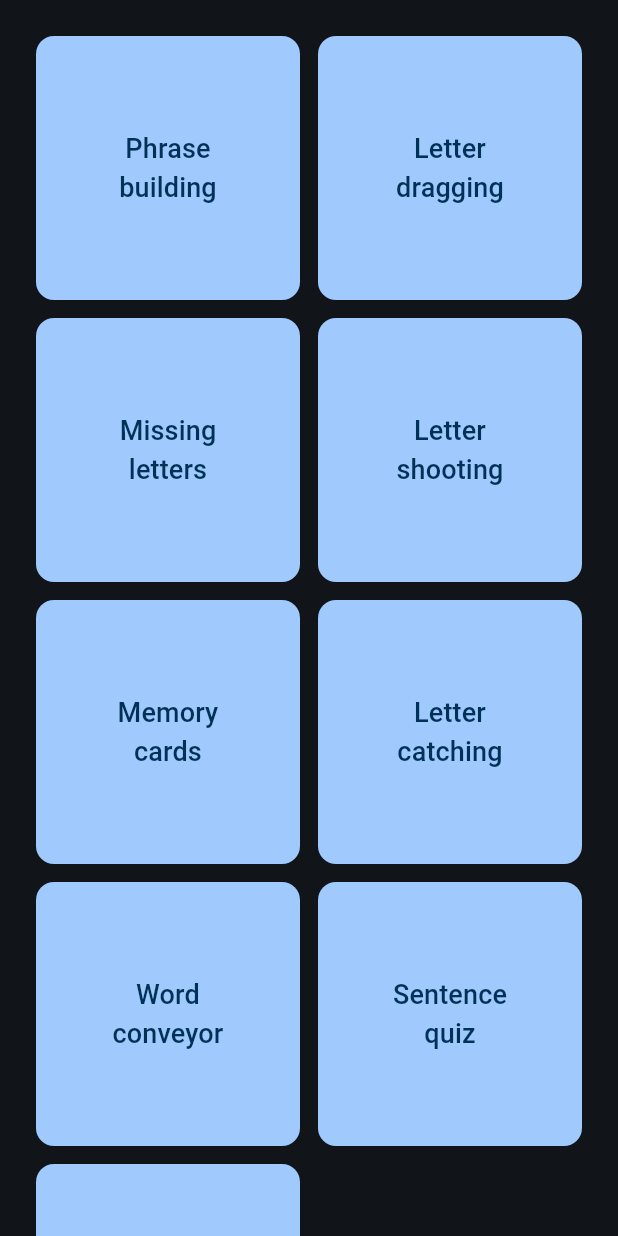
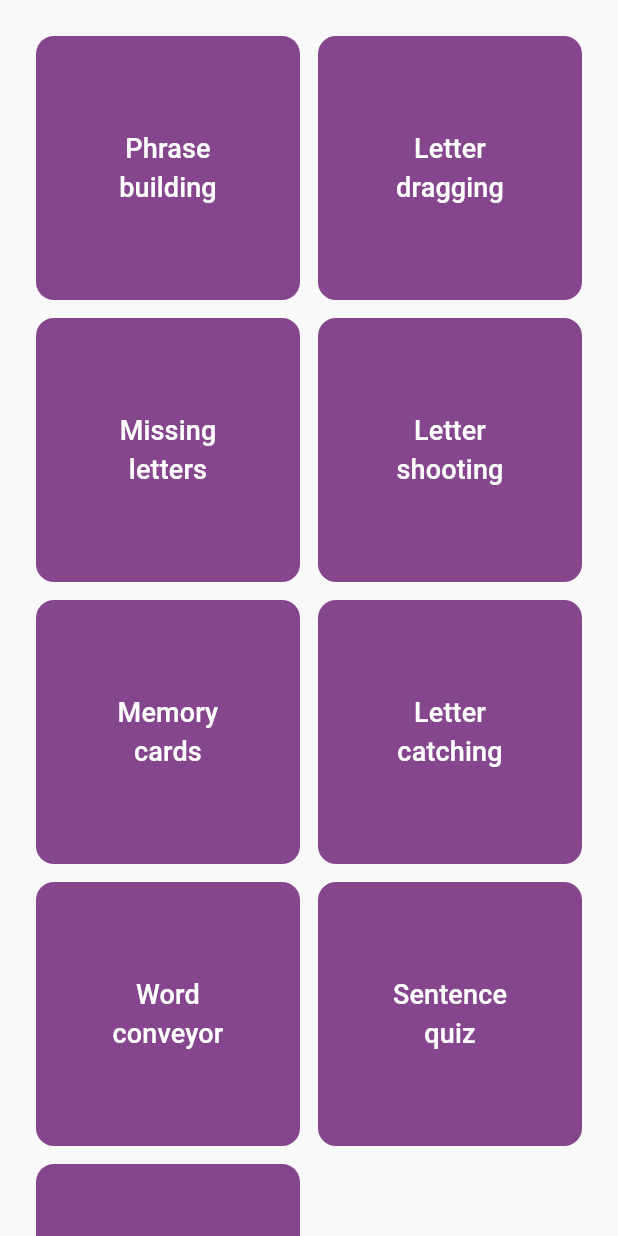
Before and after one commit to mekispetermagan/skillbuildingapp, a Flutter app: the screen it shows after launch, on a phone screen of 412 x 824 dp. Run offline on Flutter 3.47's test engine with Material 3 defaults, Android fonts, the phone set to English and light mode, and no system bars; our stand-ins replace flutter_svg; missing offline and left inert: flame, flutter_soloud.

Commit message:
Update app color scheme

```diff
--- a/lib/main.dart
+++ b/lib/main.dart
@@ -16,8 +16,10 @@ class LiteracyApp extends StatelessWidget {
     return MaterialApp(
       title: 'Literacy Game',
       theme: ThemeData(
-        brightness: Brightness.dark,
-        colorSchemeSeed: Colors.blue,
+        colorScheme: ColorScheme.fromSeed(
+          seedColor: Colors.purple,
+          dynamicSchemeVariant: DynamicSchemeVariant.rainbow,
+        ),
       ),
       home: const AppRoot(),
     );
```
